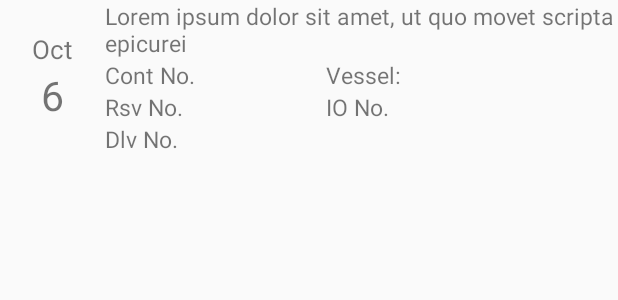
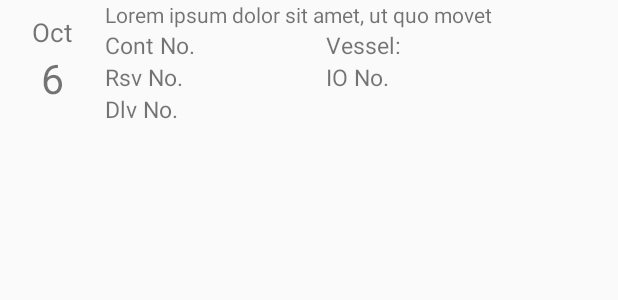
Before and after one commit to liyalala/YTDWM, an Android app: the layout listview_tasklist.xml on its own in the app's theme, with its tools: preview values and no code run, on a phone screen of 412 x 824 dp. Shown: the top 300 px of the screen. Run offline under Robolectric (Android 15) with nearby library versions, the phone set to English and light mode, and no system bars.

Commit message:
Object/s: HomeTaskList.java HomeTaskListAdapter.java HomeTaskListLoader.java
listview_tasklist.xml
large-hdpi\listview_tasklist

```diff
--- a/app/src/main/java/com/ist_systems/ytdwm/ListViewAndAdapters/HomeTaskListAdapter.java
+++ b/app/src/main/java/com/ist_systems/ytdwm/ListViewAndAdapters/HomeTaskListAdapter.java
@@ -1,10 +1,12 @@
 package com.ist_systems.ytdwm.ListViewAndAdapters;
 
 import android.content.Context;
+import android.text.Layout;
 import android.view.LayoutInflater;
 import android.view.View;
 import android.view.ViewGroup;
 import android.widget.BaseAdapter;
+import android.widget.LinearLayout;
 import android.widget.TextView;
 
 import com.ist_systems.ytdwm.R;
@@ -77,6 +79,10 @@ public class HomeTaskListAdapter extends BaseAdapter {
         TextView tvLRsv = convertView.findViewById(R.id.tvRsvL); //RSVNo Label
         TextView tvLIONo = convertView.findViewById(R.id.tvlbIONo); // IONO Label
 
+        LinearLayout LyContV = convertView.findViewById(R.id.LyContVel); // Cont & Vessel Layout
+        LinearLayout LyRsvI = convertView.findViewById(R.id.LyRsvIO); // RSV & IO
+        LinearLayout LyDl = convertView.findViewById(R.id.LyDlv);
+
         tvMonth.setText(homeTaskList.Month);
         tvDay.setText(homeTaskList.Day);
         tvTask.setText(homeTaskList.Task);
@@ -98,6 +104,10 @@ public class HomeTaskListAdapter extends BaseAdapter {
             case "PutAway1":
                 tvLCont.setVisibility(View.VISIBLE);
                 tvLVess.setVisibility(View.VISIBLE);
+                LyContV.setVisibility(View.VISIBLE);
+
+                LyDl.setVisibility(View.GONE);
+                LyRsvI.setVisibility(View.GONE);
                 tvLIONo.setVisibility(View.GONE);
                 tvLDlv.setVisibility(View.GONE);
                 tvLRsv.setVisibility(View.GONE);
@@ -107,12 +117,20 @@ public class HomeTaskListAdapter extends BaseAdapter {
                 tvLRsv.setVisibility(View.VISIBLE);
                 tvDlv.setVisibility(View.VISIBLE);
                 tvLIONo.setVisibility(View.VISIBLE);
+                LyDl.setVisibility(View.VISIBLE);
+                LyRsvI.setVisibility(View.VISIBLE);
+
+                LyContV.setVisibility(View.GONE);
                 tvLCont.setVisibility(View.GONE);
                 tvLVess.setVisibility(View.GONE);
                 break;
             case "ODIssuance":
                 tvLRsv.setVisibility(View.VISIBLE);
                 tvLIONo.setVisibility(View.VISIBLE);
+                LyRsvI.setVisibility(View.VISIBLE);
+
+                LyContV.setVisibility(View.GONE);
+                LyDl.setVisibility(View.GONE);
                 tvLDlv.setVisibility(View.GONE);
                 tvDlv.setVisibility(View.GONE);
                 tvLCont.setVisibility(View.GONE);
--- a/app/src/main/res/layout-large-hdpi/listview_tasklist.xml
+++ b/app/src/main/res/layout-large-hdpi/listview_tasklist.xml
@@ -6,7 +6,7 @@
 
     <LinearLayout
         android:layout_width="match_parent"
-        android:layout_height="94dp"
+        android:layout_height="wrap_content"
         android:orientation="horizontal">
 
         <LinearLayout
@@ -51,12 +51,13 @@
                 android:textSize="15sp" />
 
             <LinearLayout
+                android:id="@+id/LyContVel"
                 android:layout_width="match_parent"
                 android:layout_height="wrap_content"
                 android:layout_gravity="left"
                 android:layout_marginEnd="7dp"
-                android:orientation="horizontal"
-                android:layout_marginRight="7dp">
+                android:layout_marginRight="7dp"
+                android:orientation="horizontal">
 
                 <TextView
                     android:id="@+id/tvlbCont"
@@ -89,12 +90,13 @@
 
 
             <LinearLayout
+                android:id="@+id/LyRsvIO"
                 android:layout_width="match_parent"
                 android:layout_height="wrap_content"
                 android:layout_gravity="left"
                 android:layout_marginEnd="7dp"
-                android:orientation="horizontal"
-                android:layout_marginRight="7dp">
+                android:layout_marginRight="7dp"
+                android:orientation="horizontal">
 
                 <TextView
                     android:id="@+id/tvRsvL"
@@ -124,13 +126,15 @@
                     android:textStyle="bold" />
 
             </LinearLayout>
+
             <LinearLayout
+                android:id="@+id/LyDlv"
                 android:layout_width="match_parent"
                 android:layout_height="wrap_content"
                 android:layout_gravity="left"
                 android:layout_marginEnd="7dp"
-                android:orientation="horizontal"
-                android:layout_marginRight="7dp">
+                android:layout_marginRight="7dp"
+                android:orientation="horizontal">
 
                 <TextView
                     android:id="@+id/tvDlvN"
--- a/app/src/main/res/layout/listview_tasklist.xml
+++ b/app/src/main/res/layout/listview_tasklist.xml
@@ -1,7 +1,7 @@
 <?xml version="1.0" encoding="utf-8"?>
 <LinearLayout xmlns:android="http://schemas.android.com/apk/res/android"
     android:layout_width="match_parent"
-    android:layout_height="110dp"
+    android:layout_height="80dp"
     android:orientation="vertical">
 
     <LinearLayout
@@ -45,11 +45,12 @@
                 android:layout_width="match_parent"
                 android:layout_height="wrap_content"
                 android:layout_gravity="center_vertical"
-                android:text="Lorem ipsum dolor sit amet, ut quo movet scripta epicurei"
-                android:textAppearance="?android:attr/textAppearanceSmall"
-                android:textSize="15sp" />
+                android:layout_marginTop="0dp"
+                android:text="Lorem ipsum dolor sit amet, ut quo movet "
+                android:textAppearance="?android:attr/textAppearanceSmall" />
 
             <LinearLayout
+                android:id="@+id/LyContVel"
                 android:layout_width="match_parent"
                 android:layout_height="wrap_content"
                 android:layout_gravity="left"
@@ -88,6 +89,7 @@
 
 
             <LinearLayout
+                android:id="@+id/LyRsvIO"
                 android:layout_width="match_parent"
                 android:layout_height="wrap_content"
                 android:layout_gravity="left"
@@ -125,6 +127,7 @@
             </LinearLayout>
 
             <LinearLayout
+                android:id="@+id/LyDlv"
                 android:layout_width="match_parent"
                 android:layout_height="wrap_content"
                 android:layout_gravity="left"
```
